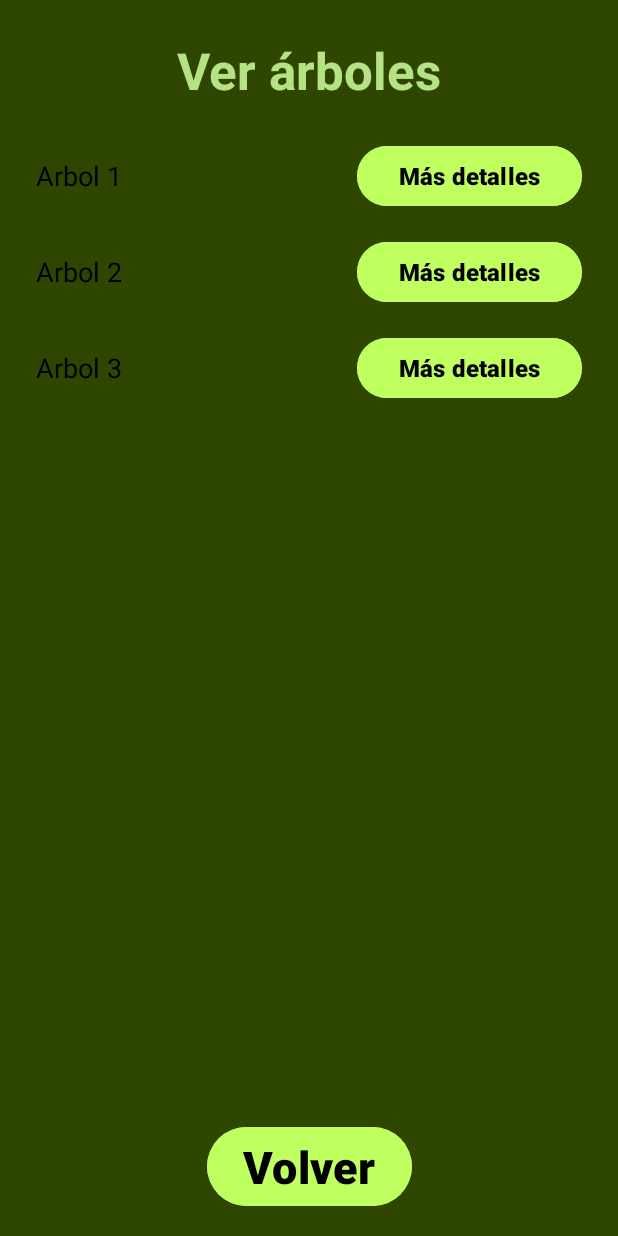
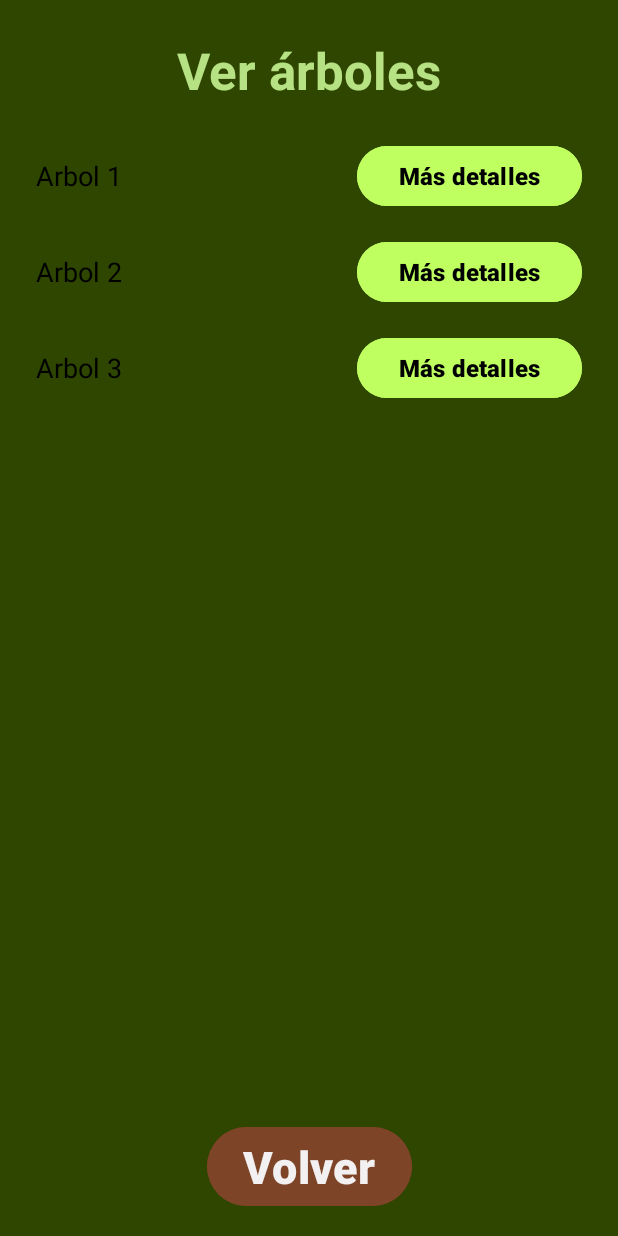
Before and after one commit to Veca-LAG/Forestales, an Android app: the ViewActivity screen opened directly, with no data from a screen before it, on a phone screen of 412 x 824 dp. Run offline under Robolectric (Android 15) with nearby library versions, the phone set to English and light mode, and no system bars.

Commit message:
Update activity_view.xml

```diff
--- a/app/src/main/res/layout/activity_view.xml
+++ b/app/src/main/res/layout/activity_view.xml
@@ -125,9 +125,9 @@
         android:layout_width="wrap_content"
         android:layout_height="wrap_content"
         android:layout_margin="16dp"
-        android:backgroundTint="#BFFF60"
+        android:backgroundTint="#7D4427"
         android:text="Volver"
-        android:textColor="#000000"
+        android:textColor="#F2F0F0"
         android:textSize="30sp"
         android:textStyle="bold"
         app:layout_constraintBottom_toBottomOf="parent"
```
